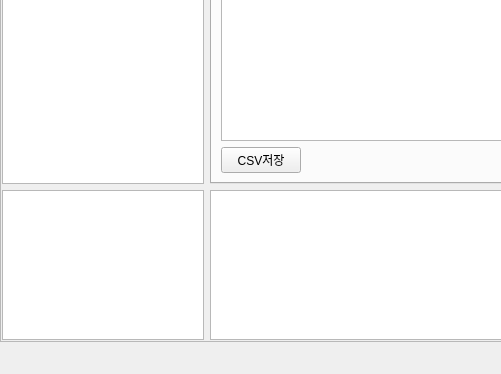
First picture: the form in ui/auto_log_program.ui, repository seraph92/win32_test, before the edit; both pictures show x 0 to 501 and y 419 to 793 of the 1048 by 793 pixel window.
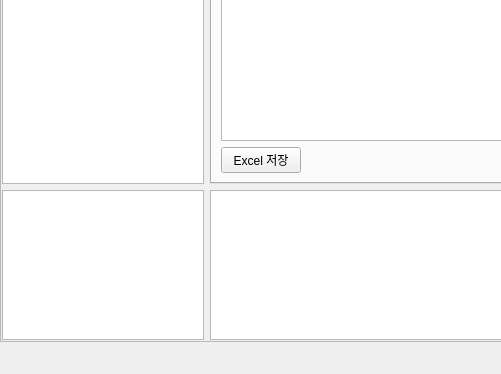
Second picture: the form after the edit. The open tabs and pages were chosen to show the change.

```diff
--- a/ui/auto_log_program.ui
+++ b/ui/auto_log_program.ui
@@ -304,7 +304,7 @@
               <item>
                <widget class="QPushButton" name="saveBtn">
                 <property name="text">
-                 <string>CSV저장</string>
+                 <string>Excel 저장</string>
                 </property>
                </widget>
               </item>
```
Left out of the diff: 2 changed lines with no effect on the pictures.
